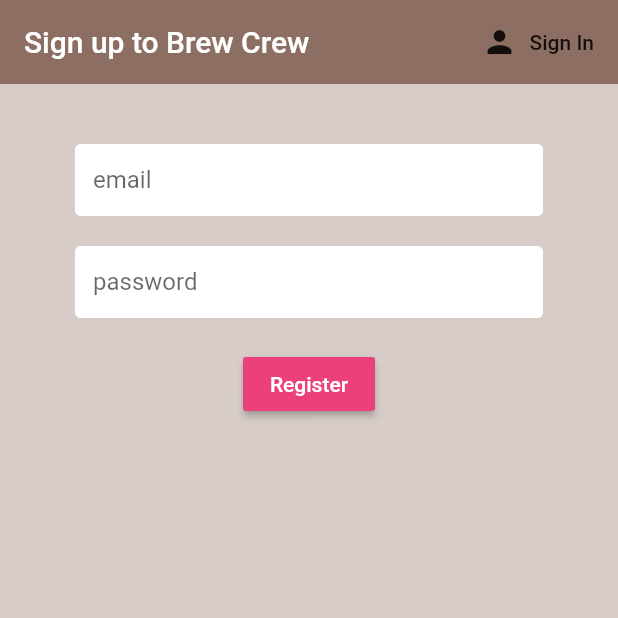
After one commit to oshadaamila/Jayamaga, a Flutter app: the screen it shows after launch, after a tap on "Sign In", after a tap on "New User? Register Here", on a phone screen of 412 x 824 dp, the top half of it. The commit adds this screen. Run offline on Flutter 3.47's test engine with Material 2 defaults, Android fonts, the phone set to English and light mode, and no system bars; our stand-ins replace firebase_auth, firebase_core, flutter_spinkit; accounts and stored records are empty.

Commit message:
adds SignUp & SignIn forms

```diff
--- a/lib/Welcome.dart
+++ b/lib/Welcome.dart
@@ -1,6 +1,6 @@
 import 'package:flutter/cupertino.dart';
 import 'package:jayamaga/models/User.dart';
-import 'package:jayamaga/screens/authenticate/SignIn.dart';
+import 'package:jayamaga/screens/authenticate/Authenticate.dart';
 import 'package:jayamaga/screens/home/home.dart';
 import 'package:provider/provider.dart';
 
@@ -9,7 +9,7 @@ class Welcome extends StatelessWidget {
   Widget build(BuildContext context) {
     final user = Provider.of<User>(context);
     if (user == null) {
-      return SignIn();
+      return Authenticate();
     } else {
       return Home();
     }
--- /dev/null
+++ b/lib/screens/authenticate/Authenticate.dart
@@ -0,0 +1,26 @@
+import 'package:flutter/material.dart';
+import 'package:jayamaga/screens/elements/SignInForm.dart';
+import 'package:jayamaga/screens/elements/SignUpForm.dart';
+
+class Authenticate extends StatefulWidget {
+  @override
+  _AuthenticateState createState() => _AuthenticateState();
+}
+
+class _AuthenticateState extends State<Authenticate> {
+
+  bool showSignIn = true;
+  void toggleView(){
+    //print(showSignIn.toString());
+    setState(() => showSignIn = !showSignIn);
+  }
+
+  @override
+  Widget build(BuildContext context) {
+    if(showSignIn){
+      return SignInForm(toggleView:toggleView);
+    }else{
+      return SignUpForm();
+    }
+  }
+}
--- a/lib/screens/authenticate/SignIn.dart
+++ /dev/null
@@ -1,13 +0,0 @@
-import 'package:flutter/material.dart';
-import 'package:jayamaga/screens/elements/SignInForm.dart';
-
-class SignIn extends StatelessWidget {
-  @override
-  Widget build(BuildContext context) {
-    return Scaffold(
-      body: Center(
-        child: SignInForm(),
-      ),
-    );
-  }
-}
--- a/lib/screens/elements/SignInForm.dart
+++ b/lib/screens/elements/SignInForm.dart
@@ -4,6 +4,11 @@ import 'package:jayamaga/shared/constants.dart';
 import 'package:jayamaga/shared/loading.dart';
 
 class SignInForm extends StatefulWidget {
+
+  final Function toggleView;
+
+  const SignInForm({Key key, this.toggleView}) : super(key: key);
+
   @override
   _SignInFormState createState() => _SignInFormState();
 }
@@ -76,13 +81,14 @@ class _SignInFormState extends State<SignInForm> {
                               });
                             }
                           }
-                        }
-                       ),
+                        }),
                     SizedBox(height: 12.0),
                     Text(
                       error,
                       style: TextStyle(color: Colors.red, fontSize: 14.0),
                     ),
+                    InkWell(
+                        onTap: () {widget.toggleView();}, child: Text("New User? Register Here"))
                   ],
                 ),
               ),
--- /dev/null
+++ b/lib/screens/elements/SignUpForm.dart
@@ -0,0 +1,99 @@
+import 'package:flutter/material.dart';
+import 'package:jayamaga/services/AuthService.dart';
+import 'package:jayamaga/shared/constants.dart';
+import 'package:jayamaga/shared/loading.dart';
+
+class SignUpForm extends StatefulWidget {
+
+  final Function toggleView;
+
+  const SignUpForm({ this.toggleView});
+
+  @override
+  _SignUpFormState createState() => _SignUpFormState();
+
+}
+
+class _SignUpFormState extends State<SignUpForm> {
+
+  final AuthService _auth = AuthService();
+  final _formKey = GlobalKey<FormState>();
+  String error = '';
+  bool loading = false;
+
+  // text field state
+  String email = '';
+  String password = '';
+
+  @override
+  Widget build(BuildContext context) {
+    return loading ? Loading() : Scaffold(
+      backgroundColor: Colors.brown[100],
+      appBar: AppBar(
+        backgroundColor: Colors.brown[400],
+        elevation: 0.0,
+        title: Text('Sign up to Brew Crew'),
+        actions: <Widget>[
+          FlatButton.icon(
+            icon: Icon(Icons.person),
+            label: Text('Sign In'),
+            onPressed: () => widget.toggleView(),
+          ),
+        ],
+      ),
+      body: Container(
+        padding: EdgeInsets.symmetric(vertical: 20.0, horizontal: 50.0),
+        child: Form(
+          key: _formKey,
+          child: Column(
+            children: <Widget>[
+              SizedBox(height: 20.0),
+              TextFormField(
+                decoration: textInputDecoration.copyWith(hintText: 'email'),
+                validator: (val) => val.isEmpty ? 'Enter an email' : null,
+                onChanged: (val) {
+                  setState(() => email = val);
+                },
+              ),
+              SizedBox(height: 20.0),
+              TextFormField(
+                decoration: textInputDecoration.copyWith(hintText: 'password'),
+                obscureText: true,
+                validator: (val) => val.length < 6 ? 'Enter a password 6+ chars long' : null,
+                onChanged: (val) {
+                  setState(() => password = val);
+                },
+              ),
+              SizedBox(height: 20.0),
+              RaisedButton(
+                  color: Colors.pink[400],
+                  child: Text(
+                    'Register',
+                    style: TextStyle(color: Colors.white),
+                  ),
+                  onPressed: () async {
+                    if(_formKey.currentState.validate()){
+                      setState(() => loading = true);
+                      dynamic result;
+                      //dynamic result = await _auth.registerWithEmailAndPassword(email, password);
+                      if(result == null) {
+                        setState(() {
+                          loading = false;
+                          error = 'Please supply a valid email';
+                        });
+                      }
+                    }
+                  }
+              ),
+              SizedBox(height: 12.0),
+              Text(
+                error,
+                style: TextStyle(color: Colors.red, fontSize: 14.0),
+              )
+            ],
+          ),
+        ),
+      ),
+    );
+  }
+}
```
Also changed, not shown: lib/screens/authenticate/SignUp.dart (deleted).
